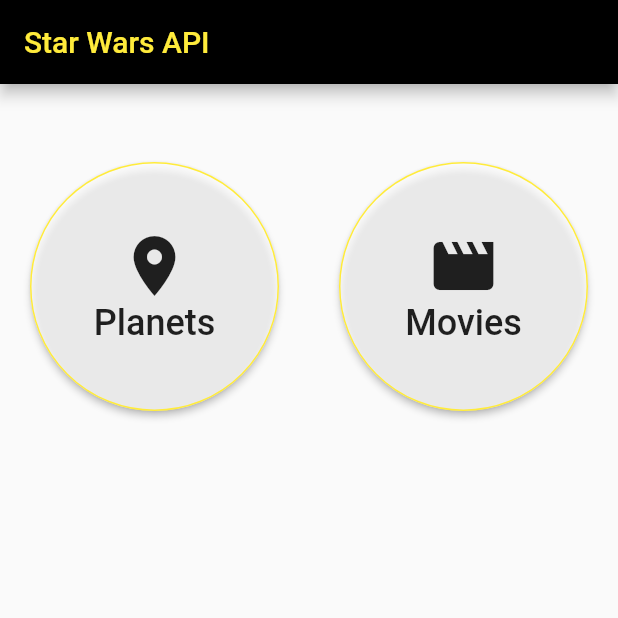
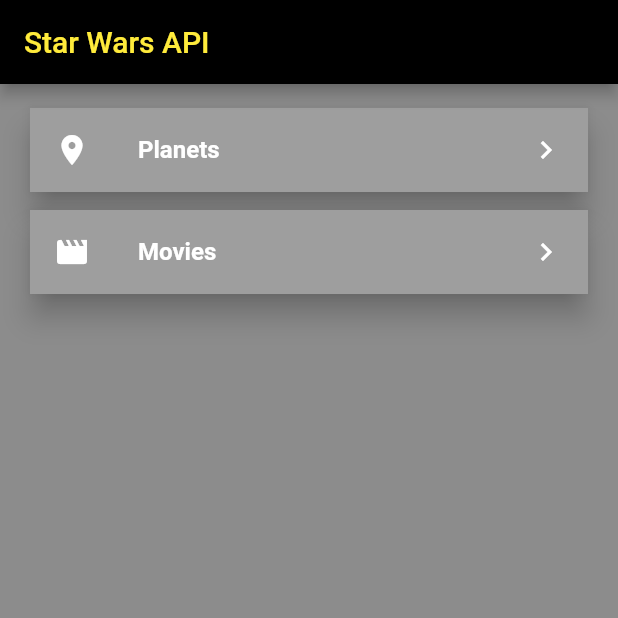
Before and after one commit to chrisbenseler/flutter_starwars, a Flutter app: the screen it shows after launch, on a phone screen of 412 x 824 dp, the top half of it. Run offline on Flutter 3.47's test engine with Material 2 defaults, Android fonts, the phone set to English and light mode, and no system bars; our stand-ins replace progress_dialog.

Commit message:
feat: better layout home

```diff
--- a/lib/screens/home/home_page.dart
+++ b/lib/screens/home/home_page.dart
@@ -3,43 +3,42 @@ import 'package:flutter/material.dart';
 class Home extends StatelessWidget {
   const Home({Key key}) : super(key: key);
 
-  Container _menuItem(String label, String url, Icon icon, context) {
-    return new Container(
-        padding: EdgeInsets.all(20.0),
-        child: new RaisedButton(
-          color: Colors.white70,
-          shape: RoundedRectangleBorder(
-            borderRadius: new BorderRadius.circular(200.0),
-            side: BorderSide(color: Colors.yellow)
-          ),
-          child: new Column(
-            mainAxisAlignment: MainAxisAlignment.center,
-            crossAxisAlignment: CrossAxisAlignment.center,
-            children: <Widget>[
-              icon,
-              new Text(label, style: TextStyle(fontSize: 24.0))
-            ],
-          ),
-          onPressed: () => Navigator.of(context).pushNamed(url),
-      )
-    );
-  }
-
   @override
   Widget build(BuildContext context) {
+    List<dynamic> items  = [
+      ['Planets', '/planets', Icons.location_on],
+      ['Movies', '/movies', Icons.movie]
+    ];
     return Container(
       child: new Scaffold(
         appBar: new AppBar(
           title: new Text('Star Wars API'),
         ),
-        body: GridView.count(
-          padding: EdgeInsets.only(top: 32.0),
-          crossAxisCount: 2,
-          children: <Widget>[
-            _menuItem('Planets', '/planets', new Icon(Icons.location_on, size: 48.0,), context),
-            _menuItem('Movies', '/movies', new Icon(Icons.movie, size: 48.0,), context),
-          ],
-        )
+        backgroundColor: Colors.black45,
+
+        body: ListView.builder(
+          padding: EdgeInsets.all(10.0),
+          itemCount: items.length,
+          itemBuilder: (BuildContext ctx, int index) {
+
+            return Card(
+              elevation: 8.0,
+              margin: new EdgeInsets.symmetric(horizontal: 10.0, vertical: 6.0),
+              child: Container(
+                decoration: BoxDecoration(color: Colors.grey),
+                child: new ListTile(
+                  title: new Text(items[index][0], style: TextStyle(color: Colors.white, fontWeight: FontWeight.bold),),
+                  leading: new Icon(items[index][2], color: Colors.white),
+                  onTap: () {
+                    Navigator.of(context).pushNamed(items[index][1]);
+                  },
+                  trailing: Icon(Icons.keyboard_arrow_right, color: Colors.white,),
+
+                ),
+              ),
+            );
+          },
+        ),
       )
     );
   }
```
